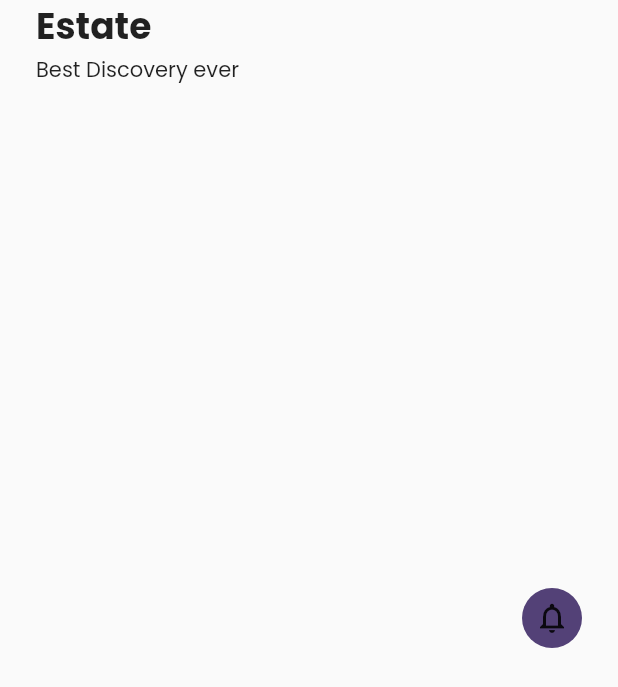
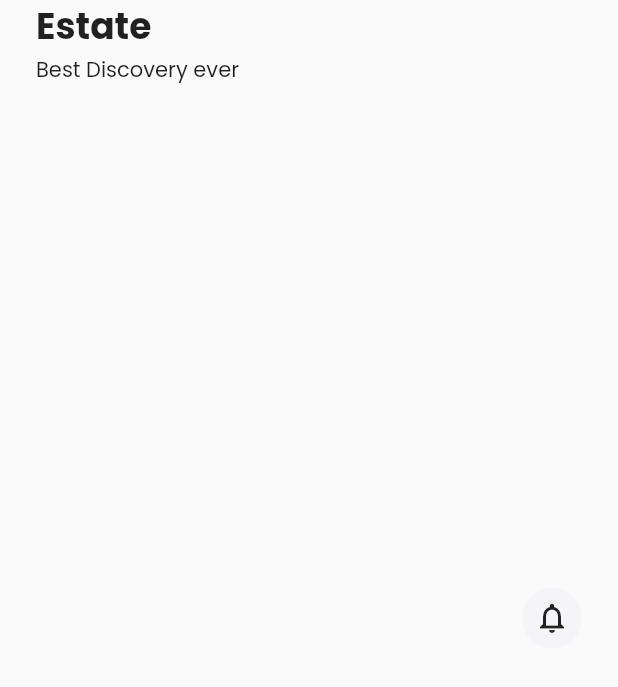
Before and after one commit to AeshaNasihah/aeshadn_flutter_1, a Flutter app: the Header widget shown alone on an empty page, opened directly, on a phone screen of 412 x 824 dp. Shown: the top 687 px of the screen. Run offline on Flutter 3.47's test engine with Material 2 defaults, Android fonts, the light colour scheme and no system bars; our stand-ins replace google_fonts.

Commit message:
update kedua

```diff
--- a/lib/Widgets/Header.dart
+++ b/lib/Widgets/Header.dart
@@ -18,7 +18,9 @@ class Header extends StatelessWidget {
             children: [
               Text("Estate",
                   style: GoogleFonts.poppins(
-                      fontSize: 24, fontWeight: FontWeight.bold)),
+                    fontSize: 24,
+                    fontWeight: FontWeight.bold,
+                  )),
               Text("Best Discovery ever",
                   style: GoogleFonts.poppins(
                       fontSize: 14, fontWeight: FontWeight.normal)),
@@ -27,9 +29,10 @@ class Header extends StatelessWidget {
           ClipRRect(
             borderRadius: BorderRadius.circular(100),
             child: Container(
-                color: Color.fromARGB(255, 83, 65, 119),
+                color: Color.fromARGB(255, 245, 244, 247),
                 padding: const EdgeInsets.all(8),
-                child: const Icon(Icons.notifications_outlined)),
+                child:
+                    Container(child: const Icon(Icons.notifications_outlined))),
           )
         ],
       ),
```
